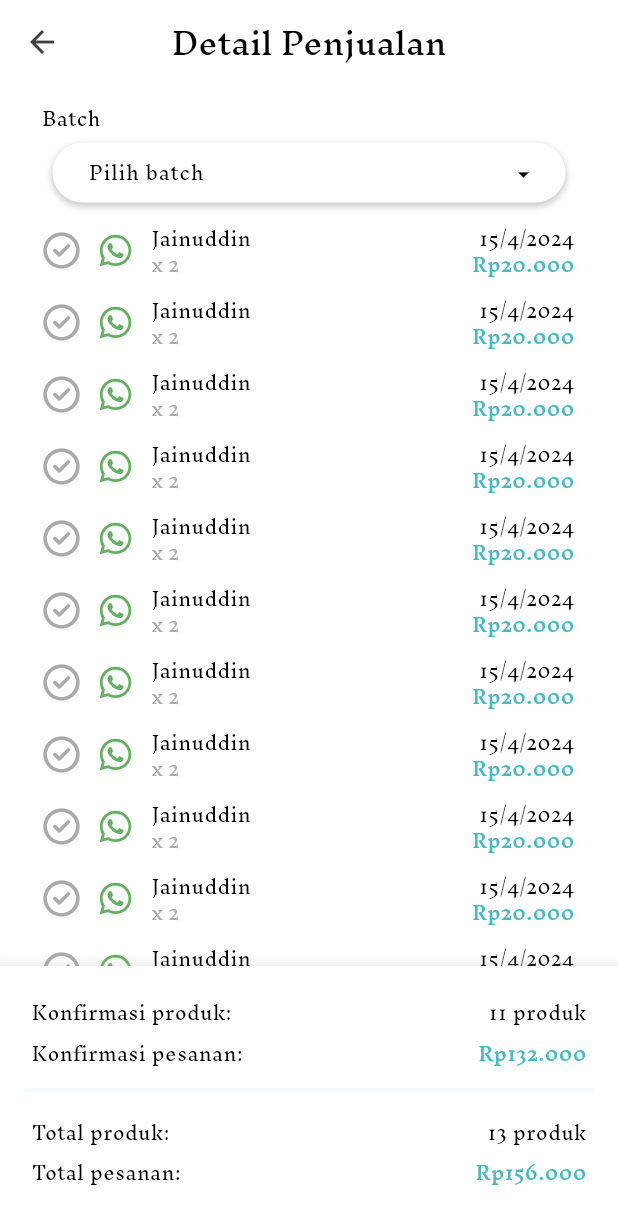
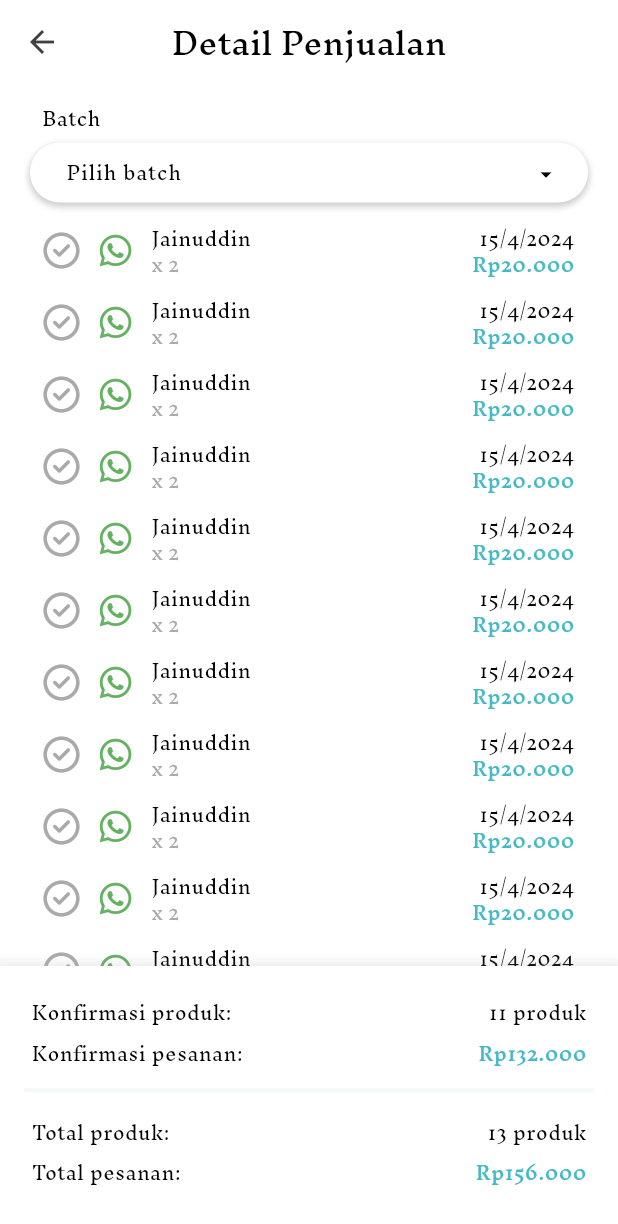
Before and after one commit to mukhayyar/free-market-pens-mobile, a Flutter app: the DetailPenjualanScreen screen opened directly, on a phone screen of 412 x 824 dp. Shown: the top 1224 px of the screen. Run offline on Flutter 3.47's test engine with Material 3 defaults, Android fonts, the phone set to English and light mode, and no system bars; our stand-ins replace font_awesome_flutter, input_quantity; network calls fail.

Commit message:
fix: dropdown

```diff
--- a/lib/main.dart
+++ b/lib/main.dart
@@ -1,5 +1,6 @@
 import 'package:flutter/material.dart';
 import 'package:free_market_pens_mobile/presentation/screens/seller/buka_batch_baru_page.dart';
+import 'package:free_market_pens_mobile/presentation/screens/seller/toko_saya_page.dart';
 import 'package:free_market_pens_mobile/theme.dart';
 
 void main() {
@@ -16,9 +17,9 @@ class MyApp extends StatelessWidget {
       theme: appTheme,
       themeMode: ThemeMode.light,
       debugShowCheckedModeBanner: false,
-      home: const BukaBatchBaruPage(
-        noBatch: 1,
-      ),
+      home: const TokoSayaPage(
+          // noBatch: 1,
+          ),
     );
   }
 }
--- a/lib/presentation/widgets/components/dropdown.dart
+++ b/lib/presentation/widgets/components/dropdown.dart
@@ -18,9 +18,10 @@ class _DropdownState extends State<Dropdown> {
 
   @override
   Widget build(BuildContext context) {
-    return SizedBox(
-      // height: 35,
-      child: Container(
+    double screenWidth = MediaQuery.of(context).size.width;
+
+    return Container(
+      width: screenWidth,
       decoration: BoxDecoration(
         color: Colors.white,
         borderRadius: BorderRadius.circular(30.0),
@@ -43,7 +44,9 @@ class _DropdownState extends State<Dropdown> {
             // elevation: MaterialStatePropertyAll(10),
             shadowColor: MaterialStatePropertyAll(Colors.transparent)),
         // menuHeight: 300,
-          width: MediaQuery.of(context).size.width - 70,
+        width: widget.dropdownType == 'alamat'
+            ? screenWidth - 67
+            : screenWidth - 37,
 
         // requestFocusOnTap: true,
         hintText: widget.dropdownType == 'alamat'
@@ -96,7 +99,6 @@ class _DropdownState extends State<Dropdown> {
           );
         }).toList(),
       ),
-      ),
     );
   }
 }
```
Lines whose indentation alone changed are shown as unchanged.
